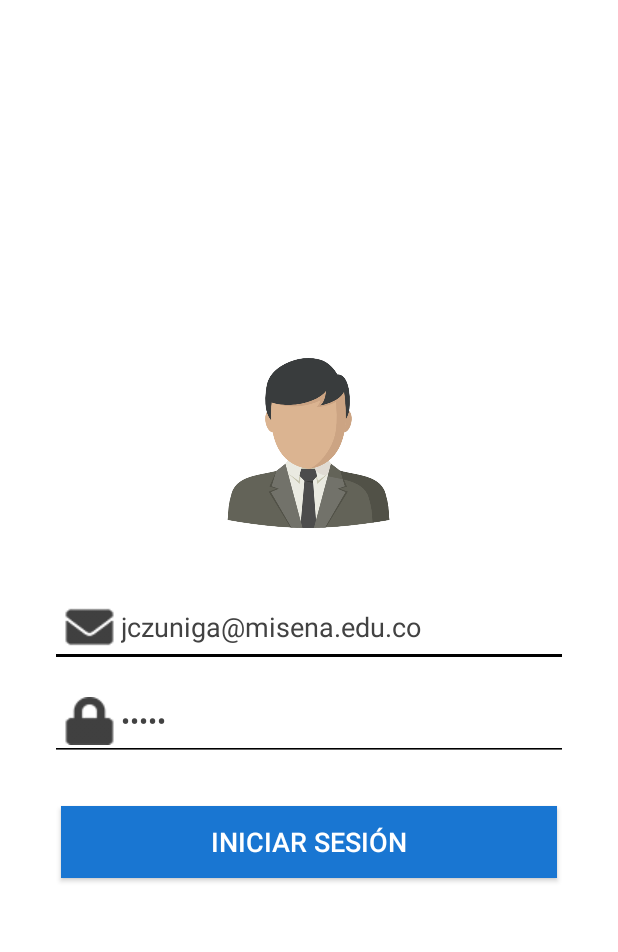
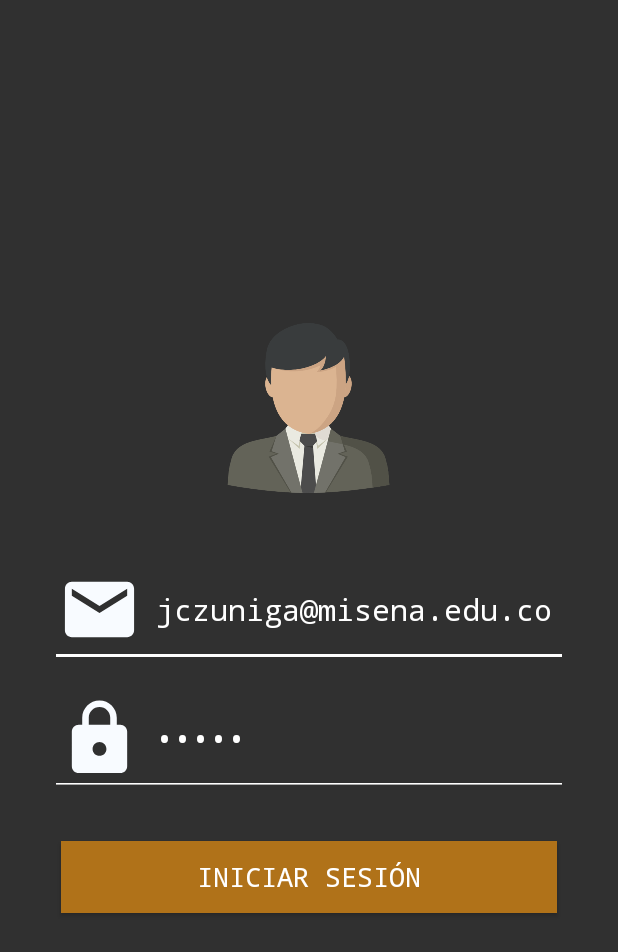
Before and after one commit to JuanCa7/appMovilSena, an Android app: the screen it shows after launch (MainActivity), on a phone screen of 412 x 824 dp. Shown: the top 952 px of the screen. Run offline under Robolectric (Android 15) with nearby library versions, the phone set to English and light mode, and no system bars; our stand-ins replace Volley.

Commit message:
Ultimos retoques al diseños... App Finalizada Version 0.0.1

```diff
--- /dev/null
+++ b/app/src/main/res/drawable/email.xml
@@ -0,0 +1,5 @@
+<vector android:height="55dp" android:tint="#F8FBFF"
+    android:viewportHeight="24" android:viewportWidth="24"
+    android:width="55dp" xmlns:android="http://schemas.android.com/apk/res/android">
+    <path android:fillColor="@android:color/white" android:pathData="M20,4L4,4c-1.1,0 -1.99,0.9 -1.99,2L2,18c0,1.1 0.9,2 2,2h16c1.1,0 2,-0.9 2,-2L22,6c0,-1.1 -0.9,-2 -2,-2zM20,8l-8,5 -8,-5L4,6l8,5 8,-5v2z"/>
+</vector>
--- /dev/null
+++ b/app/src/main/res/drawable/lock.xml
@@ -0,0 +1,5 @@
+<vector android:height="55dp" android:tint="#F8FBFF"
+    android:viewportHeight="24" android:viewportWidth="24"
+    android:width="55dp" xmlns:android="http://schemas.android.com/apk/res/android">
+    <path android:fillColor="@android:color/white" android:pathData="M18,8h-1L17,6c0,-2.76 -2.24,-5 -5,-5S7,3.24 7,6v2L6,8c-1.1,0 -2,0.9 -2,2v10c0,1.1 0.9,2 2,2h12c1.1,0 2,-0.9 2,-2L20,10c0,-1.1 -0.9,-2 -2,-2zM12,17c-1.1,0 -2,-0.9 -2,-2s0.9,-2 2,-2 2,0.9 2,2 -0.9,2 -2,2zM15.1,8L8.9,8L8.9,6c0,-1.71 1.39,-3.1 3.1,-3.1 1.71,0 3.1,1.39 3.1,3.1v2z"/>
+</vector>
--- /dev/null
+++ b/app/src/main/res/drawable/phone.xml
@@ -0,0 +1,5 @@
+<vector android:height="40dp" android:tint="#1FA71F"
+    android:viewportHeight="24" android:viewportWidth="24"
+    android:width="40dp" xmlns:android="http://schemas.android.com/apk/res/android">
+    <path android:fillColor="@android:color/white" android:pathData="M17,1.01L7,1c-1.1,0 -2,0.9 -2,2v18c0,1.1 0.9,2 2,2h10c1.1,0 2,-0.9 2,-2V3c0,-1.1 -0.9,-1.99 -2,-1.99zM17,19H7V5h10v14z"/>
+</vector>
--- /dev/null
+++ b/app/src/main/res/drawable/phone2.xml
@@ -0,0 +1,5 @@
+<vector android:height="30dp" android:tint="#1FA71F"
+    android:viewportHeight="24" android:viewportWidth="24"
+    android:width="30dp" xmlns:android="http://schemas.android.com/apk/res/android">
+    <path android:fillColor="@android:color/white" android:pathData="M20,15.5c-1.25,0 -2.45,-0.2 -3.57,-0.57 -0.35,-0.11 -0.74,-0.03 -1.02,0.24l-2.2,2.2c-2.83,-1.44 -5.15,-3.75 -6.59,-6.59l2.2,-2.21c0.28,-0.26 0.36,-0.65 0.25,-1C8.7,6.45 8.5,5.25 8.5,4c0,-0.55 -0.45,-1 -1,-1L4,3c-0.55,0 -1,0.45 -1,1 0,9.39 7.61,17 17,17 0.55,0 1,-0.45 1,-1v-3.5c0,-0.55 -0.45,-1 -1,-1zM19,12h2c0,-4.97 -4.03,-9 -9,-9v2c3.87,0 7,3.13 7,7zM15,12h2c0,-2.76 -2.24,-5 -5,-5v2c1.66,0 3,1.34 3,3z"/>
+</vector>
--- a/app/src/main/res/layout/activity_main.xml
+++ b/app/src/main/res/layout/activity_main.xml
@@ -5,7 +5,6 @@
     android:id="@+id/Login"
     android:layout_width="match_parent"
     android:layout_height="match_parent"
-    android:background="@color/white"
     android:orientation="vertical"
     tools:context=".MainActivity">
 
@@ -34,13 +33,16 @@
                 android:layout_height="wrap_content"
                 android:layout_marginStart="8dp"
                 android:layout_marginEnd="8dp"
-                android:backgroundTint="@android:color/background_dark"
-                android:drawableLeft="@drawable/icon_email"
+                android:backgroundTint="@color/white"
+                android:drawableLeft="@drawable/email"
+                android:drawablePadding="10dp"
                 android:ems="10"
-                android:textColor="@color/cardview_dark_background"
+                android:fontFamily="monospace"
                 android:hint="Usuario"
                 android:inputType="textPersonName"
-                android:paddingLeft="5dp" />
+                android:paddingLeft="5dp"
+                android:textColor="#FFF"
+                android:textSize="20dp" />
 
             <EditText
                 android:id="@+id/edtPassword"
@@ -48,15 +50,17 @@
                 android:layout_height="wrap_content"
                 android:layout_marginStart="8dp"
                 android:layout_marginTop="10dp"
-
                 android:layout_marginEnd="8dp"
-                android:textColor="@color/cardview_dark_background"
-                android:backgroundTint="@android:color/background_dark"
-                android:drawableLeft="@drawable/icon_lock"
+                android:backgroundTint="@color/white"
+                android:drawableLeft="@drawable/lock"
+                android:drawablePadding="10dp"
                 android:ems="10"
+                android:fontFamily="monospace"
                 android:hint="Password"
                 android:inputType="textPassword"
-                android:paddingLeft="5dp" />
+                android:paddingLeft="5dp"
+                android:textColor="@color/white"
+                android:textSize="20dp" />
 
             <Button
                 android:id="@+id/btnIniciarSesion"
@@ -65,7 +69,8 @@
                 android:layout_marginLeft="15dp"
                 android:layout_marginTop="30dp"
                 android:layout_marginRight="15dp"
-                android:background="#1976d2"
+                android:background="@color/mostaza"
+                android:fontFamily="monospace"
                 android:text="Iniciar Sesión"
                 android:textColor="#FFF"
                 android:textSize="18sp" />
--- a/app/src/main/res/values/colors.xml
+++ b/app/src/main/res/values/colors.xml
@@ -10,4 +10,5 @@
     <color name="btn1menu">#E59619</color>
     <color name="btn2menu">#148F77</color>
     <color name="white">#fff</color>
+    <color name="mostaza">#b07219</color>
 </resources>
```
Also changed, not shown: app/src/main/res/layout/activity_crear_turno.xml (+5 -4 lines), app/src/main/res/layout/activity_form_create_persona.xml (+27 -3 lines), app/src/main/res/layout/activity_menu.xml (+10 -3 lines), app/src/main/res/layout/card_persona.xml (+6 -10 lines).
